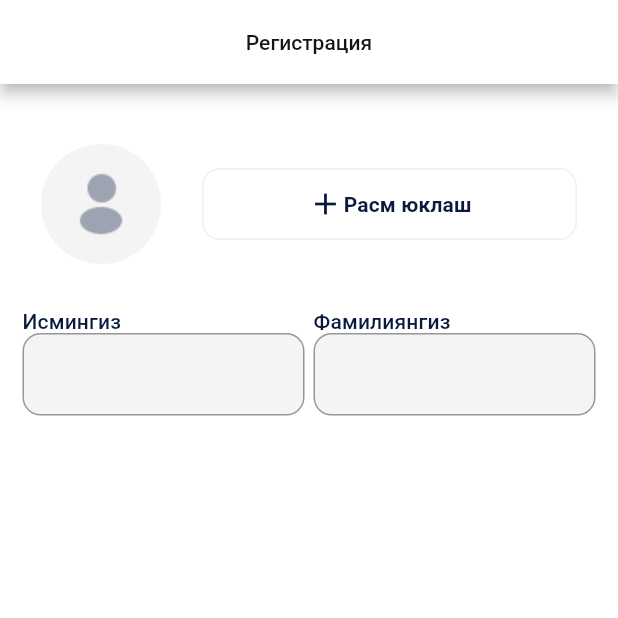
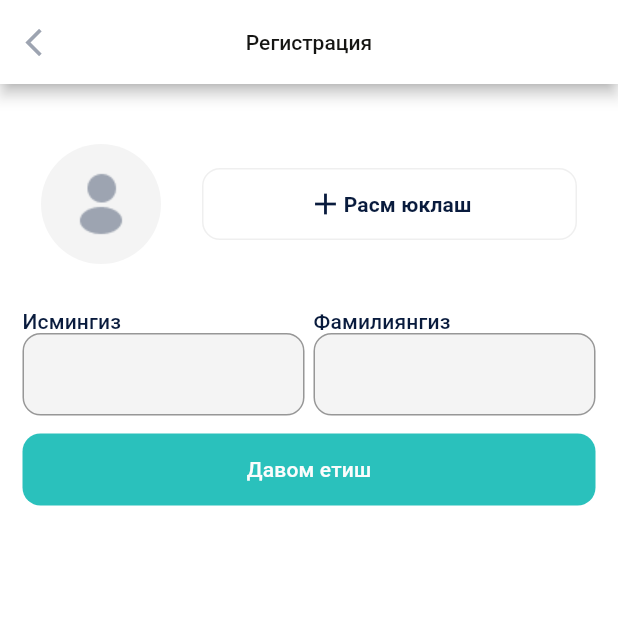
Before and after one commit to Boburbek6010/chikki_1, a Flutter app: the RegistrationScreen screen opened directly, on a phone screen of 412 x 824 dp, the top half of it. Run offline on Flutter 3.47's test engine with Material 2 defaults, Android fonts, the phone set to English and light mode, and no system bars; our stand-ins replace easy_localization, flutter_riverpod, flutter_svg, image_picker, smooth_page_indicator; missing offline and left inert: yandex_mapkit.

Commit message:
Xurshidjon, 5-commit, Complete Register page

```diff
--- a/assets/translations/en-EN.json
+++ b/assets/translations/en-EN.json
@@ -10,5 +10,7 @@
   "register": "Регистрация",
   "uploadImg": "Расм юклаш",
   "name": "Исмингиз",
-  "lastName": "Фамилиянгиз"
+  "lastName": "Фамилиянгиз",
+  "openCamera": "Камерани очиш",
+  "openGallery": "Файл орқали юкалш"
 }
--- a/assets/translations/ru-RU.json
+++ b/assets/translations/ru-RU.json
@@ -10,5 +10,8 @@
   "register": "Зарегистрироваться",
   "uploadImg": "Загрузить изображение",
   "name": "Имя",
-  "lastName": "Фамилия"
+  "lastName": "Фамилия",
+  "openCamera": "Открыть камеру",
+  "openGallery": "Скачать через файл"
+
 }
--- a/assets/translations/uz-UZ.json
+++ b/assets/translations/uz-UZ.json
@@ -10,6 +10,8 @@
   "register": "Registratsiya",
   "uploadImg": "Rasm yuklash",
   "name": "Ismingiz",
-  "lastName": "Familiyangiz"
+  "lastName": "Familiyangiz",
+  "openCamera": "Kamerani ochish",
+  "openGallery": "Fayl orqali yukalsh"
 
 }
--- a/lib/src/core/style/colors.dart
+++ b/lib/src/core/style/colors.dart
@@ -22,6 +22,9 @@ class AppColors {
   static const cD9D9D9 = Color(0xffD9D9D9);
   static const cF5F5F5 = Color(0xffF5F5F5);
   static const cEFEFEF = Color(0xffEFEFEF);
+  static const cE8E9EB = Color(0xffE8E9EB);
+  static const cFCFCFC = Color(0xffFCFCFC);
+  static const c6F767E = Color(0xff6F767E);
 
 
   // gradients
--- a/lib/src/core/style/images.dart
+++ b/lib/src/core/style/images.dart
@@ -65,6 +65,20 @@ class AppImages {
     width: 48,
     fit: BoxFit.contain,
   );
+
+  static final camera = Image.asset(
+    'assets/images/login/camera.png',
+    height: 24,
+    width: 24,
+    fit: BoxFit.contain,
+  );
+
+  static final gallery = Image.asset(
+    'assets/images/login/gallery.png',
+    height: 24,
+    width: 24,
+    fit: BoxFit.contain,
+  );
 }
 
 // extension CustomSvg on SvgPicture {
--- a/lib/src/core/widgets/app_material_context.dart
+++ b/lib/src/core/widgets/app_material_context.dart
@@ -24,7 +24,7 @@ class _AppMaterialContextState extends State<AppMaterialContext> {
       theme: ThemeData(
         primarySwatch: Colors.blue,
       ),
-      home: const HomePage(),
+      home: const RegistrationScreen(),//HomePage(),
     );
   }
 }
--- a/lib/src/features/login/presentation/screens/registration_screen.dart
+++ b/lib/src/features/login/presentation/screens/registration_screen.dart
@@ -1,29 +1,131 @@
 import 'package:demo1/src/core/style/colors.dart';
 import 'package:demo1/src/core/style/images.dart';
+import 'package:demo1/src/features/login/view_model/register_vm.dart';
 import 'package:easy_localization/easy_localization.dart';
 import 'package:flutter/material.dart';
+import 'package:flutter_riverpod/flutter_riverpod.dart';
 
+import '../widgets/button_sheet.dart';
 import '../widgets/nameFields.dart';
-import '../widgets/upload_img.dart';
+import '../widgets/continue_button.dart';
 
-class RegistrationScreen extends StatelessWidget {
+class RegistrationScreen extends ConsumerWidget {
   const RegistrationScreen({Key? key}) : super(key: key);
 
   @override
-  Widget build(BuildContext context) {
+  Widget build(BuildContext context, WidgetRef ref) {
     return Scaffold(
       backgroundColor: AppColors.white,
       appBar: AppBar(
         backgroundColor: AppColors.white,
         centerTitle: true,
+        leading: IconButton(
+          splashRadius: 25,
+          onPressed: () => ref.read(registerVM).closePage(context),
+          icon: const Icon(Icons.arrow_back_ios, color: AppColors.c9DA4B1, size: 22,),
+        ),
         title: Text('register'.tr(), style: Theme.of(context).textTheme.labelLarge?.copyWith(color: AppColors.c151513),),
       ),
       body: Column(
         children: [
           const SizedBox(height: 40),
-          UploadImg(onPressedUpload: () {},),
+
+          //#uploadImg
+          Row(
+            mainAxisAlignment: MainAxisAlignment.spaceEvenly,
+            children: [
+              //null
+              ref.watch(registerVM).file == null ? Container(
+                alignment:  Alignment.center,
+                height:80,
+                width: 80,
+                constraints: const BoxConstraints(
+                  minWidth: 80,
+                  minHeight: 80,
+                  maxHeight: 80,
+                  maxWidth: 80,
+                ),
+                decoration:  const BoxDecoration(
+                  shape: BoxShape.circle,
+                  color: AppColors.cF4F4F4,
+                ),
+                child:  AppImages.profilePerson,
+              )
+                  :
+              // select
+              Stack(
+                alignment: Alignment.topRight,
+                children: [
+                  Container(
+                    clipBehavior: Clip.antiAlias,
+                    constraints: const BoxConstraints(
+                      minWidth: 80,
+                      minHeight:80,
+                      maxHeight: 80,
+                      maxWidth: 80,
+                    ),
+                    decoration: const  BoxDecoration(
+                      shape: BoxShape.circle,
+                    ),
+                    child: Image.file(
+                      ref.read(registerVM).file!,
+                      fit: BoxFit.cover,
+                    ),
+                  ),
+                  InkWell(
+                    onTap: ref.read(registerVM).clear,
+                    child: Container(
+                      alignment: Alignment.center,
+                      height: 24,
+                      width: 24,
+                      decoration:  BoxDecoration(
+                        shape: BoxShape.circle,
+                        color: AppColors.cFCFCFC,
+                        boxShadow: [
+                          BoxShadow(
+                            offset: const Offset(0, 0),
+                            blurRadius: 2,
+                            spreadRadius: 2,
+                            color: AppColors.black.withOpacity(0.1)
+                          )
+                        ]
+                      ),
+                      child: const Icon(Icons.clear, size: 18, color: AppColors.c6F767E,),
+                    ),
+                  )
+                ],
+              ),
+
+              //upload Button
+              InkWell(
+                onTap: () => getImage(context, () => ref.read(registerVM).gallery(context), () => ref.read(registerVM).camera(context)),
+                borderRadius: BorderRadius.circular(12),
+                child: Container(
+                  alignment: Alignment.center,
+                  height: 48,
+                  width: 250,
+                  decoration: BoxDecoration(
+                      border: Border.all(color: AppColors.cEFEFEF),
+                      borderRadius: BorderRadius.circular(12)
+                  ),
+                  child: Row(
+                    mainAxisAlignment: MainAxisAlignment.center,
+                    children: [
+                      const Icon(Icons.add, color: AppColors.c091B3D,),
+                      Text('uploadImg'.tr(), style: Theme.of(context).textTheme.titleSmall?.copyWith(color: AppColors.c091B3D, fontWeight: FontWeight.w700),),
+                    ],
+                  ),
+                ),
+              ),
+
+            ],
+          ),
+
           const SizedBox(height: 30),
           const NameFields(),
+
+          const SizedBox(height: 12),
+          ContinueButton(onPressedContinue: () {},),
         ],
       ),
     );
--- /dev/null
+++ b/lib/src/features/login/presentation/widgets/continue_button.dart
@@ -0,0 +1,32 @@
+import 'package:easy_localization/easy_localization.dart';
+import 'package:flutter/material.dart';
+import '../../../../core/style/colors.dart';
+
+
+typedef OnPressedUpload = void Function();
+
+class ContinueButton extends StatelessWidget {
+
+  final OnPressedUpload onPressedContinue;
+
+  const ContinueButton({Key? key, required this.onPressedContinue}) : super(key: key);
+
+  @override
+  Widget build(BuildContext context) {
+    return Container(
+      margin: const EdgeInsets.symmetric(horizontal: 15),
+      child: ElevatedButton(
+          onPressed: (){},
+          style: ElevatedButton.styleFrom(
+              minimumSize: const Size(double.infinity, 48),
+              backgroundColor: AppColors.c2AC1BC,
+              elevation: 0,
+              shape: RoundedRectangleBorder(
+                borderRadius: BorderRadius.circular(12),
+              )
+          ),
+          child: Text('introRout1'.tr(), style: Theme.of(context).textTheme.titleSmall?.copyWith(color: AppColors.cFCFCFC),)
+      ),
+    );
+  }
+}
--- a/lib/src/features/login/presentation/widgets/upload_img.dart
+++ /dev/null
@@ -1,55 +0,0 @@
-import 'package:easy_localization/easy_localization.dart';
-import 'package:flutter/material.dart';
-import '../../../../core/style/colors.dart';
-import '../../../../core/style/images.dart';
-
-typedef OnPressedUpload = void Function();
-
-class UploadImg extends StatelessWidget {
-
-  final OnPressedUpload onPressedUpload;
-
-  const UploadImg({Key? key, required this.onPressedUpload}) : super(key: key);
-
-  @override
-  Widget build(BuildContext context) {
-    return Row(
-      mainAxisAlignment: MainAxisAlignment.spaceEvenly,
-      children: [
-        Container(
-          alignment: Alignment.center,
-          padding: const EdgeInsets.all(10),
-          height: 80,
-          width: 80,
-          decoration: const  BoxDecoration(
-            shape: BoxShape.circle,
-            color: AppColors.cF4F4F4,
-
-          ),
-          child: AppImages.profilePerson,
-        ),
-        InkWell(
-          onTap: onPressedUpload,
-          borderRadius: BorderRadius.circular(12),
-          child: Container(
-            alignment: Alignment.center,
-            height: 48,
-            width: 250,
-            decoration: BoxDecoration(
-                border: Border.all(color: AppColors.cEFEFEF),
-                borderRadius: BorderRadius.circular(12)
-            ),
-            child: Row(
-              mainAxisAlignment: MainAxisAlignment.center,
-              children: [
-                const Icon(Icons.add, color: AppColors.c091B3D,),
-                Text('uploadImg'.tr(), style: Theme.of(context).textTheme.titleSmall?.copyWith(color: AppColors.c091B3D, fontWeight: FontWeight.w700),),
-              ],
-            ),
-          ),
-        ),
-
-      ],
-    );
-  }
-}
```
Also changed, not shown: lib/src/features/login/presentation/widgets/button_sheet.dart (added, +60 -0 lines), lib/src/features/login/view_model/register_vm.dart (+35 -0 lines), assets/images/login/camera.png (added), assets/images/login/gallery.png (added), 1 other file.
